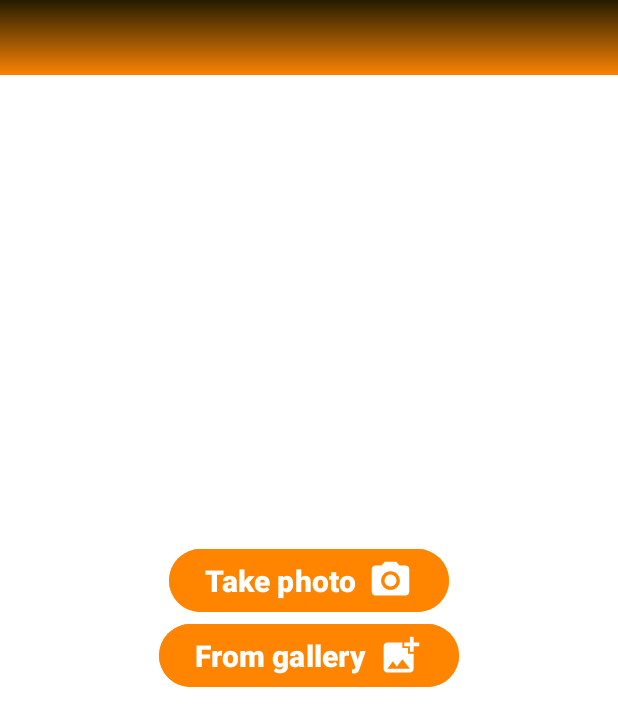
After one commit to Krataman/MEditor, an Android app: the SelectImageTypeActivity screen opened directly, with no data from a screen before it, on a phone screen of 412 x 824 dp. The commit adds this screen. Shown: the top 726 px of the screen. Run offline under Robolectric (Android 15) with nearby library versions, the phone set to English and light mode, and no system bars; libraries missing offline, so code that uses them is left out: com.yalantis.ucrop.

Commit message:
V 2.1
- Image crop is now working

```diff
--- a/app/build.gradle.kts
+++ b/app/build.gradle.kts
@@ -48,6 +48,7 @@ dependencies {
     implementation(libs.androidx.navigation.fragment.ktx)
     implementation(libs.androidx.navigation.ui.ktx)
     implementation(libs.android.video.trimmer)
+    implementation(libs.ucrop)
     testImplementation(libs.junit)
 
     androidTestImplementation(libs.androidx.junit)
--- /dev/null
+++ b/app/src/main/res/drawable/background_fade_orange.xml
@@ -0,0 +1,9 @@
+<?xml version="1.0" encoding="utf-8"?>
+<shape xmlns:android="http://schemas.android.com/apk/res/android"
+    android:shape="rectangle">
+    <gradient
+        android:angle="90"
+        android:startColor="#FB8303"
+        android:endColor="#251C00"
+        android:type="linear" />
+</shape>
--- /dev/null
+++ b/app/src/main/res/drawable/baseline_camera_alt_24.xml
@@ -0,0 +1,7 @@
+<vector xmlns:android="http://schemas.android.com/apk/res/android" android:height="24dp" android:tint="#FFFFFF" android:viewportHeight="24" android:viewportWidth="24" android:width="24dp">
+
+    <path android:fillColor="@android:color/white" android:pathData="M12,12m-3.2,0a3.2,3.2 0,1 1,6.4 0a3.2,3.2 0,1 1,-6.4 0"/>
+
+    <path android:fillColor="@android:color/white" android:pathData="M9,2L7.17,4L4,4c-1.1,0 -2,0.9 -2,2v12c0,1.1 0.9,2 2,2h16c1.1,0 2,-0.9 2,-2L22,6c0,-1.1 -0.9,-2 -2,-2h-3.17L15,2L9,2zM12,17c-2.76,0 -5,-2.24 -5,-5s2.24,-5 5,-5 5,2.24 5,5 -2.24,5 -5,5z"/>
+
+</vector>
--- /dev/null
+++ b/app/src/main/res/drawable/baseline_crop_24.xml
@@ -0,0 +1,5 @@
+<vector xmlns:android="http://schemas.android.com/apk/res/android" android:height="24dp" android:tint="#FFFFFF" android:viewportHeight="24" android:viewportWidth="24" android:width="24dp">
+
+    <path android:fillColor="@android:color/white" android:pathData="M17,15h2V7c0,-1.1 -0.9,-2 -2,-2H9v2h8v8zM7,17V1H5v4H1v2h4v10c0,1.1 0.9,2 2,2h10v4h2v-4h4v-2H7z"/>
+
+</vector>
--- a/app/src/main/res/layout/activity_gallery.xml
+++ b/app/src/main/res/layout/activity_gallery.xml
@@ -16,7 +16,7 @@
         app:layout_constraintEnd_toEndOf="parent"
         app:layout_constraintStart_toStartOf="parent"
         app:layout_constraintTop_toTopOf="parent"
-        android:background="@drawable/background_fade"
+        android:background="@drawable/background_fade_blue"
         android:theme="@style/ToolbarTheme">
 
     </androidx.appcompat.widget.Toolbar>
--- /dev/null
+++ b/app/src/main/res/layout/activity_select_image.xml
@@ -0,0 +1,71 @@
+<?xml version="1.0" encoding="utf-8"?>
+<androidx.constraintlayout.widget.ConstraintLayout xmlns:android="http://schemas.android.com/apk/res/android"
+    xmlns:app="http://schemas.android.com/apk/res-auto"
+    xmlns:tools="http://schemas.android.com/tools"
+    android:id="@+id/main"
+    android:layout_width="match_parent"
+    android:layout_height="match_parent"
+    tools:context=".SelectVideoTypeActivity"
+    android:background="@color/white">
+
+    <androidx.appcompat.widget.Toolbar
+        android:id="@+id/selectOptionToolbar"
+        android:layout_width="match_parent"
+        android:layout_height="50dp"
+        app:layout_constraintEnd_toEndOf="parent"
+        app:layout_constraintStart_toStartOf="parent"
+        app:layout_constraintTop_toTopOf="parent"
+        android:background="@drawable/background_fade_orange"
+        android:theme="@style/ToolbarTheme">
+
+    </androidx.appcompat.widget.Toolbar>
+
+    <LinearLayout
+        android:id="@+id/linearLayout"
+        android:layout_width="wrap_content"
+        android:layout_height="wrap_content"
+        android:orientation="vertical"
+        app:layout_constraintBottom_toBottomOf="parent"
+        app:layout_constraintEnd_toEndOf="parent"
+        app:layout_constraintStart_toStartOf="parent"
+        app:layout_constraintTop_toTopOf="parent">
+
+        <com.google.android.material.button.MaterialButton
+            android:id="@+id/takePhotoButton"
+            android:layout_width="wrap_content"
+            android:layout_height="wrap_content"
+            android:layout_gravity="center"
+            android:backgroundTint="@color/orange"
+            android:text="@string/take_image"
+            android:textColor="@color/white"
+            android:textStyle="bold"
+            app:icon="@drawable/baseline_camera_alt_24"
+            app:iconGravity="textEnd"
+            app:iconSize="30dp"
+            app:iconTint="@color/white"
+            app:layout_constraintBottom_toTopOf="parent"
+            app:layout_constraintEnd_toStartOf="parent"
+            app:layout_constraintStart_toStartOf="parent"
+            app:layout_constraintTop_toTopOf="parent"
+            android:textSize="20sp">
+
+        </com.google.android.material.button.MaterialButton>
+
+        <com.google.android.material.button.MaterialButton
+            android:id="@+id/imageFromGalleryButton"
+            android:layout_width="wrap_content"
+            android:layout_height="wrap_content"
+            android:backgroundTint="@color/orange"
+            android:text="@string/from_gallery"
+            android:textColor="@color/white"
+            android:textStyle="bold"
+            app:icon="@drawable/baseline_add_photo_alternate_24"
+            app:iconGravity="textEnd"
+            app:iconSize="30dp"
+            app:iconTint="@color/white"
+            android:textSize="20sp">
+
+        </com.google.android.material.button.MaterialButton>
+
+    </LinearLayout>
+</androidx.constraintlayout.widget.ConstraintLayout>
--- a/app/src/main/res/layout/activity_select_option.xml
+++ b/app/src/main/res/layout/activity_select_video.xml
@@ -5,7 +5,7 @@
     android:id="@+id/main"
     android:layout_width="match_parent"
     android:layout_height="match_parent"
-    tools:context=".SelectOptionActivity"
+    tools:context=".SelectVideoTypeActivity"
     android:background="@color/white">
 
     <androidx.appcompat.widget.Toolbar
@@ -15,7 +15,7 @@
         app:layout_constraintEnd_toEndOf="parent"
         app:layout_constraintStart_toStartOf="parent"
         app:layout_constraintTop_toTopOf="parent"
-        android:background="@drawable/background_fade"
+        android:background="@drawable/background_fade_blue"
         android:theme="@style/ToolbarTheme">
 
     </androidx.appcompat.widget.Toolbar>
@@ -66,10 +66,8 @@
             app:iconSize="30dp"
             app:iconTint="@color/white"
             android:textSize="20sp">
-            y
 
         </com.google.android.material.button.MaterialButton>
 
-
     </LinearLayout>
 </androidx.constraintlayout.widget.ConstraintLayout>
--- a/app/src/main/res/layout/activity_settings.xml
+++ b/app/src/main/res/layout/activity_settings.xml
@@ -19,7 +19,7 @@
         app:layout_constraintEnd_toEndOf="parent"
         app:layout_constraintStart_toStartOf="parent"
         app:layout_constraintTop_toTopOf="parent"
-        app:srcCompat="@drawable/background_fade" />
+        app:srcCompat="@drawable/background_fade_blue" />
 
     <Button
         android:id="@+id/showFilePaths"
@@ -32,7 +32,7 @@
         app:layout_constraintEnd_toEndOf="parent"
         app:layout_constraintStart_toStartOf="parent"
         app:layout_constraintTop_toBottomOf="@+id/deleteDATA"
-        app:srcCompat="@drawable/background_fade" />
+        app:srcCompat="@drawable/background_fade_blue" />
 
     <TextView
         android:layout_marginHorizontal="5dp"
--- a/app/src/main/res/values/colors.xml
+++ b/app/src/main/res/values/colors.xml
@@ -5,4 +5,5 @@
     <color name="blue">#1075E1</color>
     <color name="black_tint">#292727</color>
     <color name="red">#FF0000</color>
+    <color name="orange">#FF8400</color>
 </resources>
--- a/app/src/main/res/values/strings.xml
+++ b/app/src/main/res/values/strings.xml
@@ -9,4 +9,6 @@
     <string name="view_gallery">View gallery</string>
     <string name="from_gallery">From gallery</string>
     <string name="take_video">Take video</string>
+    <string name="crop_images">Crop images</string>
+    <string name="take_image">Take photo</string>
 </resources>
--- /dev/null
+++ b/app/src/main/res/xml/file_paths.xml
@@ -0,0 +1,6 @@
+<?xml version="1.0" encoding="utf-8"?>
+<paths xmlns:android="http://schemas.android.com/apk/res/android">
+    <external-files-path
+        name="my_images"
+        path="Pictures" />
+</paths>
--- a/gradle/libs.versions.toml
+++ b/gradle/libs.versions.toml
@@ -12,6 +12,7 @@ constraintlayout = "2.1.4"
 navigationFragmentKtx = "2.7.7"
 navigationUiKtx = "2.7.7"
 androidVideoTrimmer = "1.7.19"
+ucrop = "2.2.8-native"
 
 [libraries]
 androidx-core-ktx = { group = "androidx.core", name = "core-ktx", version.ref = "coreKtx" }
@@ -25,6 +26,7 @@ androidx-constraintlayout = { group = "androidx.constraintlayout", name = "const
 androidx-navigation-fragment-ktx = { group = "androidx.navigation", name = "navigation-fragment-ktx", version.ref = "navigationFragmentKtx" }
 androidx-navigation-ui-ktx = { group = "androidx.navigation", name = "navigation-ui-ktx", version.ref = "navigationUiKtx" }
 android-video-trimmer = { group = "com.github.a914-gowtham", name = "android-video-trimmer", version.ref = "androidVideoTrimmer" }
+ucrop = { group = "com.github.yalantis", name = "ucrop", version.ref = "ucrop" }
 
 
 [plugins]
--- a/settings.gradle.kts
+++ b/settings.gradle.kts
@@ -1,5 +1,6 @@
 pluginManagement {
     repositories {
+
         maven ("https://jitpack.io")
         google {
             content {
```
Also changed, not shown: app/src/main/AndroidManifest.xml (+23 -4 lines), app/src/main/java/com/android/pgo/MainActivity.kt (+8 -1 lines), app/src/main/java/com/android/pgo/SelectImageTypeActivity.kt (added, +164 -0 lines), app/src/main/java/com/android/pgo/SelectVideoTypeActivity.kt (renamed from app/src/main/java/com/android/pgo/SelectOptionActivity.kt, +8 -7 lines), app/src/main/res/layout/activity_main.xml (+21 -4 lines), app/src/main/res/drawable/background_fade_blue.xml (renamed from app/src/main/res/drawable/background_fade.xml).
